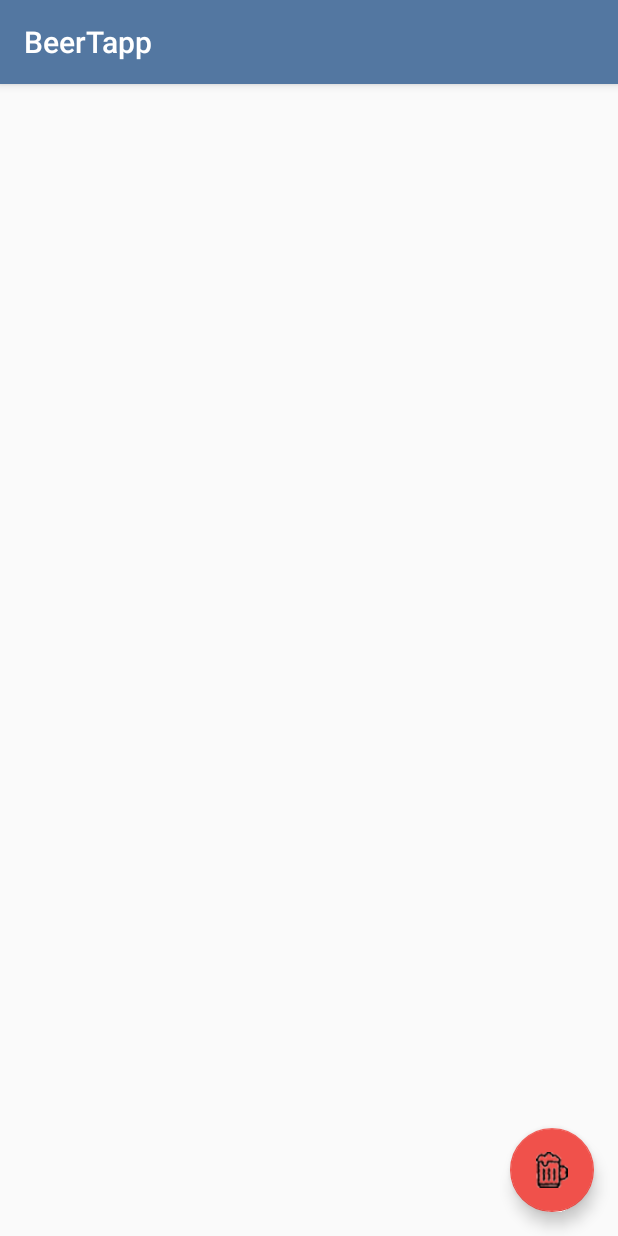
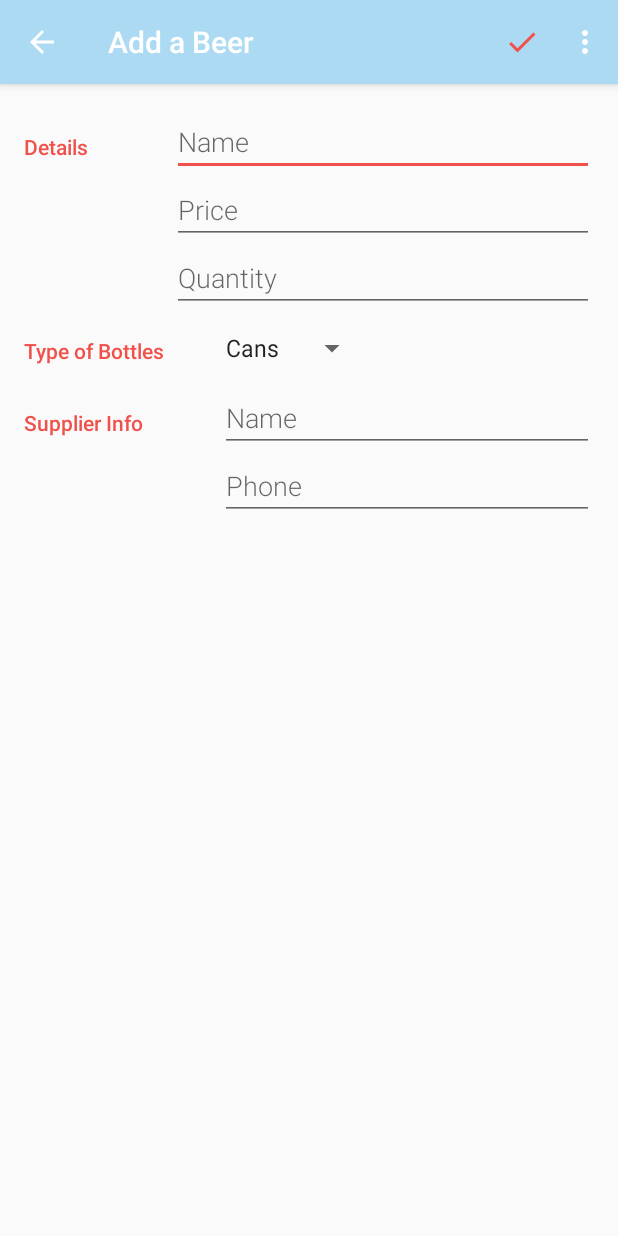
Before and after one commit to Yosolita1978/BeerTapp, an Android app: the screen it shows after launch (MainActivity before the commit, EditorActivity after it), after a tap on an icon or button, on a phone screen of 412 x 824 dp. Run offline under Robolectric (Android 15) with nearby library versions, the light colour scheme and no system bars.

Commit message:
UI working and navigable

```diff
--- /dev/null
+++ b/app/src/main/java/co/yosola/beertapp/EditorActivity.java
@@ -0,0 +1,132 @@
+package co.yosola.beertapp;
+
+import android.os.Bundle;
+import android.support.v4.app.NavUtils;
+import android.support.v7.app.AppCompatActivity;
+import android.text.TextUtils;
+import android.view.Menu;
+import android.view.MenuItem;
+import android.view.View;
+import android.widget.AdapterView;
+import android.widget.ArrayAdapter;
+import android.widget.EditText;
+import android.widget.Spinner;
+
+/**
+ * Allows user to create a new pet or edit an existing one.
+ */
+public class EditorActivity extends AppCompatActivity {
+
+    /** EditText field to enter the beer's name */
+    private EditText mNameProductEditText;
+
+    /** EditText field to enter the beer's price */
+    private EditText mPriceEditText;
+
+    /** EditText field to enter the beer's quantity */
+    private EditText mQuantityEditText;
+
+    /** EditText field to enter the beer's bottles */
+    private Spinner mBottleSpinner;
+
+    /** EditText field to enter the supplier's name */
+    private EditText mNameSupplierEditText;
+
+    /** EditText field to enter the supplier's phone */
+    private EditText mPhoneSupplierEditText;
+
+    /**
+     * Type of the bottles for the beer. The possible values are:
+     * 0 for cans, 1 for 12oz, 2 for 16oz, 3 for 22oz.
+     */
+    private int mBottle = 0;
+
+    @Override
+    protected void onCreate(Bundle savedInstanceState) {
+        super.onCreate(savedInstanceState);
+        setContentView(R.layout.activity_editor);
+
+        // Find all relevant views that we will need to read user input from
+        mNameProductEditText = (EditText) findViewById(R.id.edit_beer_name);
+        mPriceEditText = (EditText) findViewById(R.id.edit_beer_price);
+        mQuantityEditText = (EditText) findViewById(R.id.edit_beer_quantity);
+        mBottleSpinner = (Spinner) findViewById(R.id.spinner_bottles);
+        mNameSupplierEditText = (EditText) findViewById(R.id.edit_supplier_name);
+        mPhoneSupplierEditText = (EditText) findViewById(R.id.edit_supplier_phone);
+
+
+        setupSpinner();
+    }
+
+    /**
+     * Setup the dropdown spinner that allows the user to select the gender of the pet.
+     */
+    private void setupSpinner() {
+        // Create adapter for spinner. The list options are from the String array it will use
+        // the spinner will use the default layout
+        ArrayAdapter genderSpinnerAdapter = ArrayAdapter.createFromResource(this,
+                R.array.array_bottles_options, android.R.layout.simple_spinner_item);
+
+        // Specify dropdown layout style - simple list view with 1 item per line
+        genderSpinnerAdapter.setDropDownViewResource(android.R.layout.simple_dropdown_item_1line);
+
+        // Apply the adapter to the spinner
+        mBottleSpinner.setAdapter(genderSpinnerAdapter);
+
+        // Set the integer mSelected to the constant values
+        mBottleSpinner.setOnItemSelectedListener(new AdapterView.OnItemSelectedListener() {
+            @Override
+            public void onItemSelected(AdapterView<?> parent, View view, int position, long id) {
+                String selection = (String) parent.getItemAtPosition(position);
+                if (!TextUtils.isEmpty(selection)) {
+                    if (selection.equals(getString(R.string.bootle_12))) {
+                        mBottle = 1; // 12oz
+                    } else if (selection.equals(getString(R.string.bootle_16))) {
+                        mBottle = 2; // 16oz
+                    } else if (selection.equals(getString(R.string.bootle_22))) {
+                        mBottle = 3; // 22oz
+                    } else {
+                        mBottle = 0; // Can
+                    }
+                }
+            }
+
+            // Because AdapterView is an abstract class, onNothingSelected must be defined
+            @Override
+            public void onNothingSelected(AdapterView<?> parent) {
+                mBottle = 0; // Can
+            }
+        });
+    }
+
+    @Override
+    public boolean onCreateOptionsMenu(Menu menu) {
+        // Inflate the menu options from the res/menu/menu_editor.xml file.
+        // This adds menu items to the app bar.
+        getMenuInflater().inflate(R.menu.menu_editor, menu);
+        return true;
+    }
+
+    @Override
+    public boolean onOptionsItemSelected(MenuItem item) {
+        // User clicked on a menu option in the app bar overflow menu
+        switch (item.getItemId()) {
+            // Respond to a click on the "Save" menu option
+            case R.id.action_save:
+                // Do nothing for now
+                return true;
+            // Respond to a click on the "Delete" menu option
+            case R.id.action_delete:
+                // Do nothing for now
+                return true;
+            // Respond to a click on the "Up" arrow button in the app bar
+            case android.R.id.home:
+                // Navigate back to parent activity (CatalogActivity)
+                NavUtils.navigateUpFromSameTask(this);
+                return true;
+        }
+        return super.onOptionsItemSelected(item);
+    }
+
+
+}
--- a/app/src/main/java/co/yosola/beertapp/MainActivity.java
+++ b/app/src/main/java/co/yosola/beertapp/MainActivity.java
@@ -1,12 +1,34 @@
 package co.yosola.beertapp;
 
 import android.content.Intent;
+import android.database.DataSetObserver;
 import android.support.design.widget.FloatingActionButton;
 import android.support.v7.app.AppCompatActivity;
 import android.os.Bundle;
 import android.view.View;
+import android.view.ViewGroup;
+import android.widget.ListAdapter;
+import android.widget.ListView;
+import android.widget.TextView;
+
+import java.util.ArrayList;
 
 public class MainActivity extends AppCompatActivity {
+
+    /**
+     * Adapter for the list of beers
+     */
+    private ListAdapter mAdapter;
+
+    /**
+     * TextView that is displayed when the list is empty
+     */
+    private TextView mEmptyStateTextView;
+
+    /**
+     * ImageView that is displayed when the list is empty
+     */
+    private TextView mEmptyStateImageView;
 
     @Override
     protected void onCreate(Bundle savedInstanceState) {
@@ -18,9 +40,17 @@ public class MainActivity extends AppCompatActivity {
         fab.setOnClickListener(new View.OnClickListener() {
             @Override
             public void onClick(View view) {
-                Intent intent = new Intent(MainActivity.this, MainActivity.class);
+                Intent intent = new Intent(MainActivity.this, EditorActivity.class);
                 startActivity(intent);
             }
         });
+
+        // Find the layout for the empty views
+        View emptyLayout = (View) findViewById(R.id.empty_layout);
+        emptyLayout.setVisibility(View.VISIBLE);
+
+        mEmptyStateTextView = (TextView) findViewById(R.id.empty_view);
+        mEmptyStateTextView.setText(R.string.empty_view);
+
     }
 }
--- /dev/null
+++ b/app/src/main/res/drawable/ic_done_black_24dp.xml
@@ -0,0 +1,5 @@
+<vector android:height="24dp" android:tint="#F0514B"
+    android:viewportHeight="24.0" android:viewportWidth="24.0"
+    android:width="24dp" xmlns:android="http://schemas.android.com/apk/res/android">
+    <path android:fillColor="#FF000000" android:pathData="M9,16.2L4.8,12l-1.4,1.4L9,19 21,7l-1.4,-1.4L9,16.2z"/>
+</vector>
--- /dev/null
+++ b/app/src/main/res/layout/activity_editor.xml
@@ -0,0 +1,119 @@
+<?xml version="1.0" encoding="utf-8"?>
+<!-- Layout for the editor -->
+<LinearLayout
+    xmlns:android="http://schemas.android.com/apk/res/android"
+    xmlns:tools="http://schemas.android.com/tools"
+    android:layout_width="match_parent"
+    android:layout_height="match_parent"
+    android:orientation="vertical"
+    android:padding="@dimen/activity_margin"
+    tools:context=".EditorActivity">
+
+    <!-- Overview category -->
+    <LinearLayout
+        android:layout_width="match_parent"
+        android:layout_height="wrap_content"
+        android:orientation="horizontal">
+
+        <!-- Label -->
+        <TextView
+            android:text="@string/beer_details"
+            style="@style/CategoryStyle" />
+
+        <!-- Input fields -->
+        <LinearLayout
+            android:layout_height="wrap_content"
+            android:layout_width="0dp"
+            android:layout_weight="3"
+            android:paddingLeft="4dp"
+            android:orientation="vertical">
+
+            <!-- Name field -->
+            <EditText
+                android:id="@+id/edit_beer_name"
+                android:hint="@string/hint_beer_name"
+                android:inputType="textCapWords"
+                style="@style/EditorFieldStyle" />
+
+            <!-- Price field -->
+            <EditText
+                android:id="@+id/edit_beer_price"
+                android:hint="@string/hint_beer_price"
+                android:inputType="textCapWords"
+                style="@style/EditorFieldStyle" />
+
+            <!-- Quantity field -->
+            <EditText
+                android:id="@+id/edit_beer_quantity"
+                android:hint="@string/hint_beer_quantity"
+                android:inputType="textCapWords"
+                style="@style/EditorFieldStyle" />
+        </LinearLayout>
+    </LinearLayout>
+
+    <!-- Bottles category -->
+    <LinearLayout
+        android:id="@+id/container_bottles"
+        android:layout_width="match_parent"
+        android:layout_height="wrap_content"
+        android:orientation="horizontal">
+
+        <!-- Label -->
+        <TextView
+            android:text="@string/category_bottles"
+            style="@style/CategoryStyle" />
+
+        <!-- Input field -->
+        <LinearLayout
+            android:layout_height="wrap_content"
+            android:layout_width="0dp"
+            android:layout_weight="2"
+            android:orientation="vertical">
+
+            <!-- Bottles drop-down spinner -->
+            <Spinner
+                android:id="@+id/spinner_bottles"
+                android:layout_height="48dp"
+                android:layout_width="wrap_content"
+                android:paddingRight="16dp"
+                android:spinnerMode="dropdown"/>
+        </LinearLayout>
+    </LinearLayout>
+
+    <!-- Supplier category -->
+    <LinearLayout
+        android:layout_width="match_parent"
+        android:layout_height="wrap_content"
+        android:orientation="horizontal">
+
+        <!-- Label -->
+        <TextView
+            android:text="@string/supplier_details"
+            style="@style/CategoryStyle" />
+
+        <!-- Input fields -->
+        <LinearLayout
+            android:layout_height="wrap_content"
+            android:layout_width="0dp"
+            android:layout_weight="2"
+            android:paddingLeft="4dp"
+            android:orientation="vertical">
+
+            <!-- Name field -->
+            <EditText
+                android:id="@+id/edit_supplier_name"
+                android:hint="@string/hint_supplier_name"
+                android:inputType="textCapWords"
+                style="@style/EditorFieldStyle" />
+
+            <!-- Phone field -->
+            <EditText
+                android:id="@+id/edit_supplier_phone"
+                android:hint="@string/hint_supplier_phone"
+                android:inputType="textCapWords"
+                style="@style/EditorFieldStyle" />
+
+        </LinearLayout>
+    </LinearLayout>
+
+</LinearLayout>
--- /dev/null
+++ b/app/src/main/res/menu/menu_editor.xml
@@ -0,0 +1,18 @@
+<?xml version="1.0" encoding="utf-8"?>
+<!-- Options menu for the EditorActivity -->
+<menu xmlns:android="http://schemas.android.com/apk/res/android"
+    xmlns:app="http://schemas.android.com/apk/res-auto"
+    xmlns:tools="http://schemas.android.com/tools"
+    tools:context=".EditorActivity">
+
+    <item
+        android:id="@+id/action_save"
+        android:title="@string/action_save"
+        android:icon="@drawable/ic_done_black_24dp"
+        app:showAsAction="always" />
+
+    <item
+        android:id="@+id/action_delete"
+        android:title="@string/action_delete"
+        app:showAsAction="never" />
+</menu>
--- /dev/null
+++ b/app/src/main/res/values/arrays.xml
@@ -0,0 +1,10 @@
+<?xml version="1.0" encoding="utf-8"?>
+<resources>
+    <!-- These are the options displayed in the bootles drop-down Spinner -->
+    <string-array name="array_bottles_options">
+        <item>@string/bottle_can</item>
+        <item>@string/bootle_12</item>
+        <item>@string/bootle_16</item>
+        <item>@string/bootle_22</item>
+    </string-array>
+</resources>
--- a/app/src/main/res/values/colors.xml
+++ b/app/src/main/res/values/colors.xml
@@ -14,4 +14,8 @@
 
     <!-- Primary dark color for the editor -->
     <color name="editorColorPrimaryDark">#6C90B5</color>
+
+    <color name="textOnPrimary">#000000</color>
+    <color name="textOnAccent">#ffffff</color>
+    <color name="textAccent">#F0514B</color>
 </resources>
--- a/app/src/main/res/values/strings.xml
+++ b/app/src/main/res/values/strings.xml
@@ -1,3 +1,61 @@
 <resources>
     <string name="app_name">BeerTapp</string>
+
+    <!-- Example Dummy Data for one beer-->
+    <string name="price_product">$ 25.99</string>
+    <string name="product_name">Blonde Ale</string>
+    <string name="quantity">Quantity: 1</string>
+    <string name="type_bootle">Bottle: 12 oz</string>
+    <string name="supplier_name">Supplier: Jorge Ramos</string>
+    <string name="supplier_phone">628-2345675</string>
+
+    <!-- Title for the main activity when is empty [CHAR LIMIT=20] -->
+    <string name="empty_view">Ohh, It seems you don\'t have any beer yet. Add a Beer</string>
+
+    <!-- Title for the activity to add a new beer [CHAR LIMIT=20] -->
+    <string name="editor_activity_title_new_pet">Add a Beer</string>
+
+    <!-- Label for editor menu option to save beer and leave editor [CHAR LIMIT=20] -->
+    <string name="action_save">Save</string>
+
+    <!-- Label for editor overflow menu option that deletes the current beer [CHAR LIMIT=20] -->
+    <string name="action_delete">Delete</string>
+
+    <!-- Label for overview category of attributes in the editor [CHAR LIMIT=30] -->
+    <string name="beer_details">Details</string>
+
+    <!-- Label for gender information in the editor [CHAR LIMIT=30] -->
+    <string name="category_bottles">Type of Bottles</string>
+
+    <!-- Text hint for name field in the editor [CHAR LIMIT=30] -->
+    <string name="hint_beer_name">Name</string>
+
+    <!-- Text hint for rpice field in the editor [CHAR LIMIT=30] -->
+    <string name="hint_beer_price">Price</string>
+
+    <!-- Text hint for quantity field in the editor [CHAR LIMIT=30] -->
+    <string name="hint_beer_quantity">Quantity</string>
+
+    <!-- Label for measurement information in the editor [CHAR LIMIT=30] -->
+    <string name="supplier_details">Supplier Info</string>
+
+    <!-- Text hint for name field in the editor [CHAR LIMIT=30] -->
+    <string name="hint_supplier_name">Name</string>
+
+    <!-- Text hint for phone field in the editor [CHAR LIMIT=30] -->
+    <string name="hint_supplier_phone">Phone</string>
+
+    <!-- Label for dropdown menu option if the type of bottle is unknown [CHAR LIMIT=20] -->
+    <string name="bottle_can">Cans</string>
+
+    <!-- Label for dropdown menu option if the bottle is 12oz [CHAR LIMIT=20] -->
+    <string name="bootle_12">12 oz</string>
+
+    <!-- Label for dropdown menu option if the bottle is 12oz [CHAR LIMIT=20] -->
+    <string name="bootle_16">16 oz</string>
+
+    <!-- Label for dropdown menu option if the bottle is 12oz [CHAR LIMIT=20] -->
+    <string name="bootle_22">22 oz</string>
+
+
 </resources>
```
Also changed, not shown: app/src/main/AndroidManifest.xml (+10 -0 lines), app/src/main/res/layout/activity_main.xml (+35 -3 lines), app/src/main/res/layout/list_items.xml (added, +98 -0 lines), app/src/main/res/values/dimen.xml (+24 -1 lines), app/src/main/res/drawable-hdpi/beers.png (added), app/src/main/res/drawable-mdpi/beers.png (added), app/src/main/res/drawable-xhdpi/beers.png (added), app/src/main/res/drawable-xxhdpi/beers.png (added), app/src/main/res/drawable-xxxhdpi/beers.png (added).
